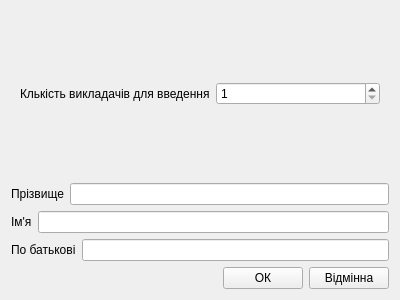
zzvanyazz/Kursova, file Kursova/EducationProgressForms/InputForms/lecturerinputform.ui: the form before one commit.
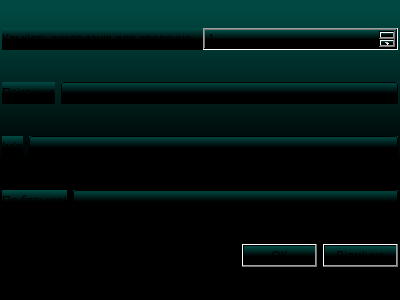
The form after the commit.

Diff of the .ui file:
```diff
--- a/Kursova/EducationProgressForms/InputForms/lecturerinputform.ui
+++ b/Kursova/EducationProgressForms/InputForms/lecturerinputform.ui
@@ -13,10 +13,43 @@
   <property name="windowTitle">
    <string>Form</string>
   </property>
+  <property name="styleSheet">
+   <string notr="true">background-color: qlineargradient(spread:pad, x1:1, y1:1, x2:1, y2:0.034, stop:0.475962 rgba(0, 0, 0, 255), stop:1 rgba(0, 72, 65, 255));</string>
+  </property>
   <layout class="QVBoxLayout" name="verticalLayout">
+   <property name="leftMargin">
+    <number>2</number>
+   </property>
+   <property name="topMargin">
+    <number>2</number>
+   </property>
+   <property name="rightMargin">
+    <number>2</number>
+   </property>
+   <property name="bottomMargin">
+    <number>2</number>
+   </property>
    <item>
     <widget class="QWidget" name="widget" native="true">
+     <property name="sizePolicy">
+      <sizepolicy hsizetype="Minimum" vsizetype="Maximum">
+       <horstretch>0</horstretch>
+       <verstretch>0</verstretch>
+      </sizepolicy>
+     </property>
      <layout class="QHBoxLayout" name="horizontalLayout_5">
+      <property name="leftMargin">
+       <number>0</number>
+      </property>
+      <property name="topMargin">
+       <number>0</number>
+      </property>
+      <property name="rightMargin">
+       <number>0</number>
+      </property>
+      <property name="bottomMargin">
+       <number>0</number>
+      </property>
       <item>
        <widget class="QLabel" name="label_4">
         <property name="text">
```
